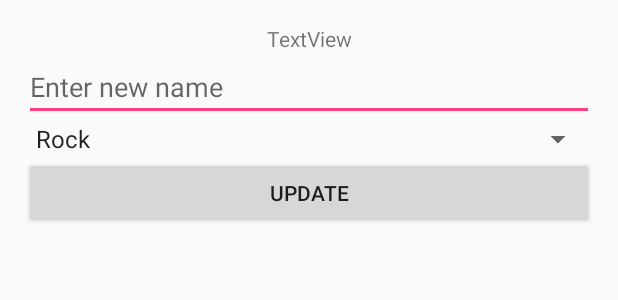
After one commit to Mehulipal/coJEET-Android, an Android app: the layout update_dialog.xml on its own in the app's theme, with its tools: preview values and no code run, on a phone screen of 412 x 824 dp. The commit adds this screen. Shown: the top 300 px of the screen. Run offline under Robolectric (Android 15) with nearby library versions, the phone set to English and light mode, and no system bars.

Commit message:
update work in progress

```diff
--- /dev/null
+++ b/app/src/main/res/layout/update_dialog.xml
@@ -0,0 +1,33 @@
+<?xml version="1.0" encoding="utf-8"?>
+<LinearLayout xmlns:android="http://schemas.android.com/apk/res/android"
+    android:padding="16dp"
+    android:orientation="vertical" android:layout_width="match_parent"
+    android:layout_height="match_parent">
+
+    <TextView
+        android:id="@+id/textView2"
+        android:layout_width="match_parent"
+        android:layout_height="wrap_content"
+        android:textAlignment="center"
+        android:text="TextView" />
+
+    <EditText
+        android:id="@+id/update"
+        android:layout_width="match_parent"
+        android:layout_height="wrap_content"
+        android:ems="10"
+        android:hint="Enter new name"
+        android:inputType="textPersonName" />
+
+    <Spinner
+        android:id="@+id/spin"
+        android:layout_width="match_parent"
+        android:layout_height="wrap_content"
+        android:entries="@array/genres" />
+
+    <Button
+        android:id="@+id/buUpdate"
+        android:layout_width="match_parent"
+        android:layout_height="wrap_content"
+        android:text="UPDATE" />
+</LinearLayout>
```
Also changed, not shown: app/src/main/java/com/example/mevscovid/ui/slideshow/SlideshowFragment.java (+59 -0 lines).
